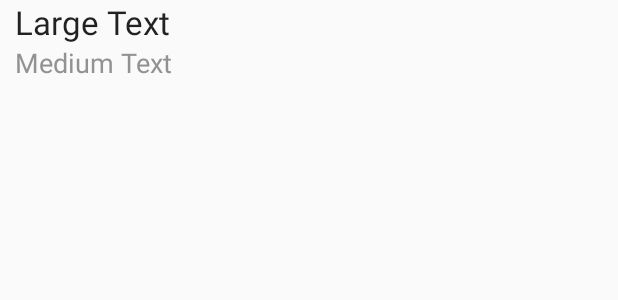
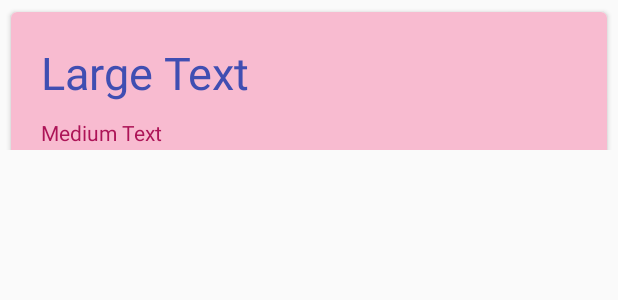
Before and after one commit to addiittya2006/HealthKeep, an Android app: the layout item_food.xml on its own in the app's theme, with its tools: preview values and no code run, on a phone screen of 412 x 824 dp. Shown: the top 300 px of the screen. Run offline under Robolectric (Android 15) with nearby library versions, the phone set to English and light mode, and no system bars.

Commit message:
improve card ui

```diff
--- a/app/build.gradle
+++ b/app/build.gradle
@@ -9,6 +9,8 @@ android {
         targetSdkVersion 23
         versionCode 1
         versionName "1.0"
+
+        multiDexEnabled true
     }
     buildTypes {
         release {
@@ -21,6 +23,7 @@ android {
         compile fileTree(dir: 'libs', include: ['*.jar'])
         testCompile 'junit:junit:4.12'
         compile 'com.android.volley:volley:1.0.0'
+        compile 'com.android.support:cardview-v7:23.3.0'
         compile 'com.google.android.gms:play-services:8.4.0'
         compile 'com.google.android.gms:play-services-fitness:8.4.0'
         compile 'com.android.support:appcompat-v7:23.3.0'
--- a/app/src/main/java/com/aaa/cybersrishti/adapters/FoodFeedAdapter.java
+++ b/app/src/main/java/com/aaa/cybersrishti/adapters/FoodFeedAdapter.java
@@ -11,7 +11,6 @@ import com.aaa.cybersrishti.R;
 import com.aaa.cybersrishti.model.FoodItem;
 
 import java.util.ArrayList;
-import java.util.Collections;
 
 /**
  * Created by addiittya on 16/05/16.
@@ -63,7 +62,7 @@ public class FoodFeedAdapter extends BaseAdapter {
 
         FoodItem item = mArrFoodItem.get(i);
         vh.tvName.setText(item.get_name());
-        vh.tvCalories.setText(item.get_cal_count());
+        vh.tvCalories.setText(viewGroup.getContext().getString(R.string.calories, item.get_cal_count()));
         return view;
     }
 
--- a/app/src/main/java/com/aaa/cybersrishti/fragments/PlaceholderFragment.java
+++ b/app/src/main/java/com/aaa/cybersrishti/fragments/PlaceholderFragment.java
@@ -3,12 +3,10 @@ package com.aaa.cybersrishti.fragments;
 import android.os.Bundle;
 import android.support.v4.app.Fragment;
 import android.support.v4.widget.SwipeRefreshLayout;
-import android.util.Log;
 import android.view.LayoutInflater;
 import android.view.View;
 import android.view.ViewGroup;
 import android.widget.ListView;
-import android.widget.TextView;
 
 import com.aaa.cybersrishti.R;
 import com.aaa.cybersrishti.adapters.FoodFeedAdapter;
@@ -72,6 +70,7 @@ public class PlaceholderFragment extends Fragment {
             fa = new FoodFeedAdapter(mArrFood, rootView.getContext());
             fa.notifyDataSetChanged();
             lstView = (ListView) rootView.findViewById(R.id.listView);
+            lstView.setDivider(null);
             lstView.setAdapter(fa);
             List<FoodItem> fooditems = db.getTodayFoodItems();
 
--- a/app/src/main/res/layout/item_food.xml
+++ b/app/src/main/res/layout/item_food.xml
@@ -1,24 +1,55 @@
 <?xml version="1.0" encoding="utf-8"?>
 
 <LinearLayout xmlns:android="http://schemas.android.com/apk/res/android"
+              xmlns:card_view="http://schemas.android.com/apk/res-auto"
+              xmlns:tools="http://schemas.android.com/tools"
               android:orientation="vertical"
               android:layout_width="match_parent"
               android:layout_height="100dp">
 
+    <android.support.v7.widget.CardView
+        android:layout_width="match_parent"
+        android:layout_height="100dp"
+        android:layout_gravity="center"
+        card_view:cardCornerRadius="4dp"
+        android:layout_marginTop="8dp"
+        android:layout_marginBottom="8dp"
+        android:layout_marginLeft="7dp"
+        android:layout_marginRight="7dp">
+
+        <LinearLayout
+            android:layout_width="match_parent"
+            android:layout_height="match_parent"
+            android:orientation="vertical"
+            android:padding="10dp"
+            android:background="#F8BBD0">
+
             <TextView
-        android:layout_width="fill_parent"
+                android:layout_width="wrap_content"
                 android:layout_height="wrap_content"
-        android:textAppearance="?android:attr/textAppearanceLarge"
                 android:text="Large Text"
-        android:paddingLeft="10dp"
-        android:id="@+id/txtName" android:layout_gravity="left|center_vertical"/>
+                android:padding="10dp"
+                android:id="@+id/txtName"
+                android:textSize="30sp"
+                android:textColor="#404EB2"/>
+
+            <LinearLayout
+                android:layout_width="match_parent"
+                android:layout_height="match_parent"
+                android:orientation="horizontal" >
+
                 <TextView
-        android:layout_width="match_parent"
+                    android:layout_width="wrap_content"
                     android:layout_height="wrap_content"
-        android:textAppearance="?android:attr/textAppearanceMedium"
                     android:paddingLeft="10dp"
                     android:text="Medium Text"
-        android:id="@+id/txtCalories" android:layout_gravity="left|center_vertical" android:textColor="#929292"
-        android:minLines="2" android:ellipsize="end" android:maxLines="2"/>
+                    android:id="@+id/txtCalories"
+                    android:textColor="#AD1457"/>
 
             </LinearLayout>
+
+        </LinearLayout>
+
+    </android.support.v7.widget.CardView>
+
+</LinearLayout>
--- a/app/src/main/res/values/strings.xml
+++ b/app/src/main/res/values/strings.xml
@@ -14,4 +14,6 @@
 
     <string name="section_format">Hello World from section: %1$d</string>
     <string name="title_activity_addfood">Add Food</string>
+
+    <string name="calories">%1$s Calories</string>
 </resources>
```
Lines whose indentation alone changed are shown as unchanged.
